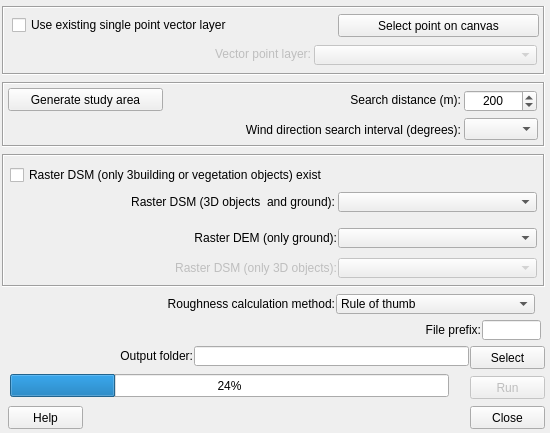
Old version of the form ImageMorphParmsPoint/imagemorphparmspoint_v1_dialog_base.ui in the repository UMEP-dev/UMEP.
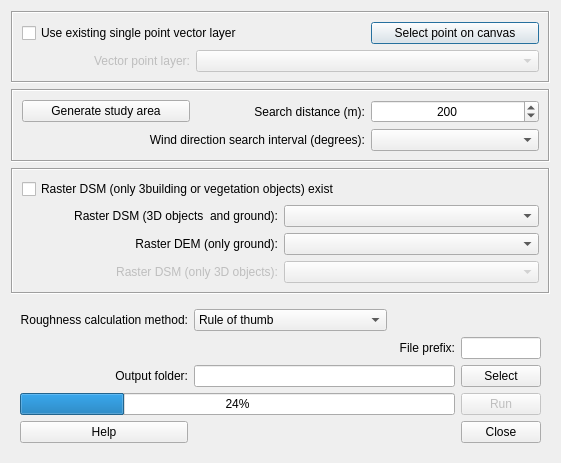
New version of the form.

```diff
--- a/ImageMorphParmsPoint/imagemorphparmspoint_v1_dialog_base.ui
+++ b/ImageMorphParmsPoint/imagemorphparmspoint_v1_dialog_base.ui
@@ -10,7 +10,7 @@
     <x>0</x>
     <y>0</y>
     <width>550</width>
-    <height>433</height>
+    <height>451</height>
    </rect>
   </property>
   <property name="sizePolicy">
@@ -28,252 +28,18 @@
   <property name="windowTitle">
    <string>Image Morphometric Parameters</string>
   </property>
-  <widget class="QPushButton" name="runButton">
-   <property name="enabled">
-    <bool>false</bool>
-   </property>
-   <property name="geometry">
-    <rect>
-     <x>470</x>
-     <y>376</y>
-     <width>75</width>
-     <height>23</height>
-    </rect>
-   </property>
-   <property name="text">
-    <string>Run</string>
-   </property>
-  </widget>
-  <widget class="QProgressBar" name="progressBar">
-   <property name="geometry">
-    <rect>
-     <x>10</x>
-     <y>374</y>
-     <width>439</width>
-     <height>23</height>
-    </rect>
-   </property>
-   <property name="value">
-    <number>24</number>
-   </property>
-  </widget>
-  <widget class="QPushButton" name="pushButtonSave">
-   <property name="geometry">
-    <rect>
-     <x>470</x>
-     <y>346</y>
-     <width>75</width>
-     <height>23</height>
-    </rect>
-   </property>
-   <property name="text">
-    <string>Select</string>
-   </property>
-  </widget>
-  <widget class="QLabel" name="label_5">
-   <property name="geometry">
-    <rect>
-     <x>10</x>
-     <y>348</y>
-     <width>183</width>
-     <height>16</height>
-    </rect>
-   </property>
-   <property name="text">
-    <string>Output folder:</string>
-   </property>
-   <property name="alignment">
-    <set>Qt::AlignRight|Qt::AlignTrailing|Qt::AlignVCenter</set>
-   </property>
-  </widget>
-  <widget class="QLineEdit" name="textOutput">
-   <property name="geometry">
-    <rect>
-     <x>194</x>
-     <y>346</y>
-     <width>275</width>
-     <height>20</height>
-    </rect>
-   </property>
-  </widget>
-  <widget class="QFrame" name="frame">
-   <property name="geometry">
-    <rect>
-     <x>2</x>
-     <y>154</y>
-     <width>543</width>
-     <height>133</height>
-    </rect>
-   </property>
-   <property name="frameShape">
-    <enum>QFrame::Box</enum>
-   </property>
-   <property name="frameShadow">
-    <enum>QFrame::Sunken</enum>
-   </property>
-   <widget class="QComboBox" name="comboBox_DSMbuild">
-    <property name="enabled">
-     <bool>false</bool>
-    </property>
-    <property name="geometry">
-     <rect>
-      <x>336</x>
-      <y>104</y>
-      <width>199</width>
-      <height>20</height>
-     </rect>
-    </property>
-   </widget>
-   <widget class="QLabel" name="label_2">
-    <property name="geometry">
-     <rect>
-      <x>4</x>
-      <y>40</y>
-      <width>329</width>
-      <height>16</height>
-     </rect>
-    </property>
-    <property name="text">
-     <string>Raster DSM (3D objects  and ground):</string>
-    </property>
-    <property name="alignment">
-     <set>Qt::AlignRight|Qt::AlignTrailing|Qt::AlignVCenter</set>
-    </property>
-    <property name="buddy">
-     <cstring>comboBox_DSMbuildground</cstring>
-    </property>
-   </widget>
-   <widget class="QLabel" name="label_4">
-    <property name="enabled">
-     <bool>false</bool>
-    </property>
-    <property name="geometry">
-     <rect>
-      <x>10</x>
-      <y>106</y>
-      <width>325</width>
-      <height>16</height>
-     </rect>
-    </property>
-    <property name="text">
-     <string>Raster DSM (only 3D objects):</string>
-    </property>
-    <property name="alignment">
-     <set>Qt::AlignRight|Qt::AlignTrailing|Qt::AlignVCenter</set>
-    </property>
-    <property name="buddy">
-     <cstring>comboBox_DSMbuild</cstring>
-    </property>
-   </widget>
-   <widget class="QComboBox" name="comboBox_DSMbuildground">
-    <property name="geometry">
-     <rect>
-      <x>336</x>
-      <y>38</y>
-      <width>199</width>
-      <height>20</height>
-     </rect>
-    </property>
-   </widget>
-   <widget class="QLabel" name="label_3">
-    <property name="geometry">
-     <rect>
-      <x>4</x>
-      <y>76</y>
-      <width>331</width>
-      <height>16</height>
-     </rect>
-    </property>
-    <property name="text">
-     <string>Raster DEM (only ground):</string>
-    </property>
-    <property name="alignment">
-     <set>Qt::AlignRight|Qt::AlignTrailing|Qt::AlignVCenter</set>
-    </property>
-    <property name="buddy">
-     <cstring>comboBox_DEM</cstring>
-    </property>
-   </widget>
-   <widget class="QComboBox" name="comboBox_DEM">
-    <property name="geometry">
-     <rect>
-      <x>336</x>
-      <y>74</y>
-      <width>199</width>
-      <height>20</height>
-     </rect>
-    </property>
-   </widget>
-   <widget class="QCheckBox" name="checkBoxOnlyBuilding">
-    <property name="geometry">
-     <rect>
-      <x>8</x>
-      <y>12</y>
-      <width>437</width>
-      <height>18</height>
-     </rect>
-    </property>
-    <property name="layoutDirection">
-     <enum>Qt::LeftToRight</enum>
-    </property>
-    <property name="text">
-     <string>Raster DSM (only 3building or vegetation objects) exist</string>
-    </property>
-   </widget>
-  </widget>
-  <widget class="QPushButton" name="closeButton">
-   <property name="enabled">
-    <bool>true</bool>
-   </property>
-   <property name="geometry">
-    <rect>
-     <x>470</x>
-     <y>406</y>
-     <width>75</width>
-     <height>23</height>
-    </rect>
-   </property>
-   <property name="text">
-    <string>Close</string>
-   </property>
-  </widget>
-  <widget class="QPushButton" name="helpButton">
-   <property name="geometry">
-    <rect>
-     <x>8</x>
-     <y>406</y>
-     <width>75</width>
-     <height>23</height>
-    </rect>
-   </property>
-   <property name="text">
-    <string>Help</string>
-   </property>
-  </widget>
+  <layout class="QVBoxLayout" name="verticalLayout">
+   <item>
   <widget class="QFrame" name="frame_2">
-   <property name="geometry">
-    <rect>
-     <x>2</x>
-     <y>6</y>
-     <width>543</width>
-     <height>69</height>
-    </rect>
-   </property>
    <property name="frameShape">
     <enum>QFrame::Box</enum>
    </property>
    <property name="frameShadow">
     <enum>QFrame::Sunken</enum>
    </property>
+     <layout class="QGridLayout" name="gridLayout_2">
+      <item row="0" column="0" colspan="2">
    <widget class="QCheckBox" name="checkBoxVectorLayer">
-    <property name="geometry">
-     <rect>
-      <x>10</x>
-      <y>10</y>
-      <width>325</width>
-      <height>18</height>
-     </rect>
-    </property>
     <property name="layoutDirection">
      <enum>Qt::LeftToRight</enum>
     </property>
@@ -281,18 +47,44 @@
      <string>Use existing single point vector layer</string>
     </property>
    </widget>
+      </item>
+      <item row="0" column="2">
+       <widget class="QPushButton" name="selectpoint">
+        <property name="contextMenuPolicy">
+         <enum>Qt::DefaultContextMenu</enum>
+        </property>
+        <property name="toolTip">
+         <string>Select point on canvas</string>
+        </property>
+        <property name="whatsThis">
+         <string>Select a point on the canvas &lt;a href=README.html&gt; Click here for more info! &lt;/a href&gt;</string>
+        </property>
+        <property name="text">
+         <string>Select point on canvas</string>
+        </property>
+       </widget>
+      </item>
+      <item row="1" column="0">
+       <widget class="QLabel" name="label_6">
+        <property name="enabled">
+         <bool>false</bool>
+        </property>
+        <property name="text">
+         <string>Vector point layer:</string>
+        </property>
+        <property name="alignment">
+         <set>Qt::AlignRight|Qt::AlignTrailing|Qt::AlignVCenter</set>
+        </property>
+        <property name="buddy">
+         <cstring>comboBox_Point</cstring>
+        </property>
+       </widget>
+      </item>
+      <item row="1" column="1" colspan="2">
    <widget class="QComboBox" name="comboBox_Point">
     <property name="enabled">
      <bool>false</bool>
     </property>
-    <property name="geometry">
-     <rect>
-      <x>312</x>
-      <y>39</y>
-      <width>223</width>
-      <height>20</height>
-     </rect>
-    </property>
     <property name="toolTip">
      <string>&lt;!DOCTYPE HTML PUBLIC &quot;-//W3C//DTD HTML 4.0//EN&quot; &quot;http://www.w3.org/TR/REC-html40/strict.dtd&quot;&gt;
 &lt;html&gt;&lt;head&gt;&lt;meta name=&quot;qrichtext&quot; content=&quot;1&quot; /&gt;&lt;style type=&quot;text/css&quot;&gt;
@@ -301,91 +93,21 @@
 &lt;p style=&quot; margin-top:0px; margin-bottom:0px; margin-left:0px; margin-right:0px; -qt-block-indent:0; text-indent:0px;&quot;&gt;&lt;span style=&quot; font-size:8pt;&quot;&gt;This Polygon layer could include one single or mutiple squares &lt;/span&gt;&lt;/p&gt;&lt;/body&gt;&lt;/html&gt;</string>
     </property>
    </widget>
-   <widget class="QPushButton" name="selectpoint">
-    <property name="geometry">
-     <rect>
-      <x>336</x>
-      <y>8</y>
-      <width>201</width>
-      <height>23</height>
-     </rect>
-    </property>
-    <property name="contextMenuPolicy">
-     <enum>Qt::DefaultContextMenu</enum>
-    </property>
-    <property name="toolTip">
-     <string>Select point on canvas</string>
-    </property>
-    <property name="whatsThis">
-     <string>Select a point on the canvas &lt;a href=README.html&gt; Click here for more info! &lt;/a href&gt;</string>
-    </property>
-    <property name="text">
-     <string>Select point on canvas</string>
-    </property>
-   </widget>
-   <widget class="QLabel" name="label_6">
-    <property name="enabled">
-     <bool>false</bool>
-    </property>
-    <property name="geometry">
-     <rect>
-      <x>90</x>
-      <y>40</y>
-      <width>219</width>
-      <height>16</height>
-     </rect>
-    </property>
-    <property name="text">
-     <string>Vector point layer:</string>
-    </property>
-    <property name="alignment">
-     <set>Qt::AlignRight|Qt::AlignTrailing|Qt::AlignVCenter</set>
-    </property>
-    <property name="buddy">
-     <cstring>comboBox_Point</cstring>
-    </property>
-   </widget>
-  </widget>
+      </item>
+     </layout>
+    </widget>
+   </item>
+   <item>
   <widget class="QFrame" name="frame_3">
-   <property name="geometry">
-    <rect>
-     <x>2</x>
-     <y>82</y>
-     <width>543</width>
-     <height>65</height>
-    </rect>
-   </property>
    <property name="frameShape">
     <enum>QFrame::Box</enum>
    </property>
    <property name="frameShadow">
     <enum>QFrame::Sunken</enum>
    </property>
-   <widget class="QLabel" name="label_8">
-    <property name="geometry">
-     <rect>
-      <x>18</x>
-      <y>40</y>
-      <width>441</width>
-      <height>16</height>
-     </rect>
-    </property>
-    <property name="text">
-     <string>Wind direction search interval (degrees):</string>
-    </property>
-    <property name="alignment">
-     <set>Qt::AlignRight|Qt::AlignTrailing|Qt::AlignVCenter</set>
-    </property>
-   </widget>
+     <layout class="QGridLayout" name="gridLayout">
+      <item row="0" column="0">
    <widget class="QPushButton" name="generateArea">
-    <property name="geometry">
-     <rect>
-      <x>6</x>
-      <y>6</y>
-      <width>155</width>
-      <height>23</height>
-     </rect>
-    </property>
     <property name="contextMenuPolicy">
      <enum>Qt::DefaultContextMenu</enum>
     </property>
@@ -399,15 +121,19 @@
      <string>Generate study area</string>
     </property>
    </widget>
+      </item>
+      <item row="0" column="1">
+       <widget class="QLabel" name="label">
+        <property name="text">
+         <string>Search distance (m):</string>
+        </property>
+        <property name="alignment">
+         <set>Qt::AlignRight|Qt::AlignTrailing|Qt::AlignVCenter</set>
+        </property>
+       </widget>
+      </item>
+      <item row="0" column="2">
    <widget class="QSpinBox" name="spinBox">
-    <property name="geometry">
-     <rect>
-      <x>462</x>
-      <y>8</y>
-      <width>73</width>
-      <height>22</height>
-     </rect>
-    </property>
     <property name="alignment">
      <set>Qt::AlignCenter</set>
     </property>
@@ -424,42 +150,111 @@
      <number>200</number>
     </property>
    </widget>
-   <widget class="QLabel" name="label">
-    <property name="geometry">
-     <rect>
-      <x>186</x>
-      <y>10</y>
-      <width>273</width>
-      <height>16</height>
-     </rect>
-    </property>
+      </item>
+      <item row="1" column="0" colspan="2">
+       <widget class="QLabel" name="label_8">
+        <property name="text">
+         <string>Wind direction search interval (degrees):</string>
+        </property>
+        <property name="alignment">
+         <set>Qt::AlignRight|Qt::AlignTrailing|Qt::AlignVCenter</set>
+        </property>
+       </widget>
+      </item>
+      <item row="1" column="2">
+       <widget class="QComboBox" name="degreeBox"/>
+      </item>
+     </layout>
+    </widget>
+   </item>
+   <item>
+    <widget class="QFrame" name="frame">
+     <property name="frameShape">
+      <enum>QFrame::Box</enum>
+     </property>
+     <property name="frameShadow">
+      <enum>QFrame::Sunken</enum>
+     </property>
+     <layout class="QGridLayout" name="gridLayout_3">
+      <item row="0" column="0" colspan="2">
+       <widget class="QCheckBox" name="checkBoxOnlyBuilding">
+        <property name="layoutDirection">
+         <enum>Qt::LeftToRight</enum>
+        </property>
     <property name="text">
-     <string>Search distance (m):</string>
-    </property>
+         <string>Raster DSM (only 3building or vegetation objects) exist</string>
+        </property>
+       </widget>
+      </item>
+      <item row="1" column="0">
+       <widget class="QLabel" name="label_2">
+        <property name="text">
+         <string>Raster DSM (3D objects  and ground):</string>
+        </property>
     <property name="alignment">
      <set>Qt::AlignRight|Qt::AlignTrailing|Qt::AlignVCenter</set>
     </property>
-   </widget>
-   <widget class="QComboBox" name="degreeBox">
-    <property name="geometry">
-     <rect>
-      <x>462</x>
-      <y>36</y>
-      <width>74</width>
-      <height>22</height>
-     </rect>
-    </property>
-   </widget>
-  </widget>
+        <property name="buddy">
+         <cstring>comboBox_DSMbuildground</cstring>
+        </property>
+       </widget>
+      </item>
+      <item row="1" column="1">
+       <widget class="QComboBox" name="comboBox_DSMbuildground"/>
+      </item>
+      <item row="2" column="0">
+       <widget class="QLabel" name="label_3">
+        <property name="text">
+         <string>Raster DEM (only ground):</string>
+        </property>
+        <property name="alignment">
+         <set>Qt::AlignRight|Qt::AlignTrailing|Qt::AlignVCenter</set>
+        </property>
+        <property name="buddy">
+         <cstring>comboBox_DEM</cstring>
+        </property>
+       </widget>
+      </item>
+      <item row="2" column="1">
+       <widget class="QComboBox" name="comboBox_DEM"/>
+      </item>
+      <item row="3" column="0">
+       <widget class="QLabel" name="label_4">
+        <property name="enabled">
+         <bool>false</bool>
+        </property>
+        <property name="text">
+         <string>Raster DSM (only 3D objects):</string>
+        </property>
+        <property name="alignment">
+         <set>Qt::AlignRight|Qt::AlignTrailing|Qt::AlignVCenter</set>
+        </property>
+        <property name="buddy">
+         <cstring>comboBox_DSMbuild</cstring>
+        </property>
+       </widget>
+      </item>
+      <item row="3" column="1">
+       <widget class="QComboBox" name="comboBox_DSMbuild">
+        <property name="enabled">
+         <bool>false</bool>
+        </property>
+       </widget>
+      </item>
+     </layout>
+    </widget>
+   </item>
+   <item>
+    <widget class="QFrame" name="frame_4">
+     <property name="frameShape">
+      <enum>QFrame::NoFrame</enum>
+     </property>
+     <property name="frameShadow">
+      <enum>QFrame::Raised</enum>
+     </property>
+     <layout class="QGridLayout" name="gridLayout_4">
+      <item row="1" column="3">
   <widget class="QLabel" name="label_9">
-   <property name="geometry">
-    <rect>
-     <x>366</x>
-     <y>322</y>
-     <width>115</width>
-     <height>16</height>
-    </rect>
-   </property>
    <property name="text">
     <string>File prefix:</string>
    </property>
@@ -467,25 +262,66 @@
     <set>Qt::AlignRight|Qt::AlignTrailing|Qt::AlignVCenter</set>
    </property>
   </widget>
-  <widget class="QLineEdit" name="textOutput_prefix">
-   <property name="geometry">
-    <rect>
-     <x>482</x>
-     <y>320</y>
-     <width>59</width>
-     <height>20</height>
-    </rect>
-   </property>
-  </widget>
+      </item>
+      <item row="1" column="4">
+       <widget class="QLineEdit" name="textOutput_prefix"/>
+      </item>
+      <item row="2" column="4">
+       <widget class="QPushButton" name="pushButtonSave">
+        <property name="text">
+         <string>Select</string>
+        </property>
+       </widget>
+      </item>
+      <item row="3" column="0" colspan="4">
+       <widget class="QProgressBar" name="progressBar">
+        <property name="value">
+         <number>24</number>
+        </property>
+       </widget>
+      </item>
+      <item row="3" column="4">
+       <widget class="QPushButton" name="runButton">
+        <property name="enabled">
+         <bool>false</bool>
+        </property>
+        <property name="text">
+         <string>Run</string>
+        </property>
+       </widget>
+      </item>
+      <item row="4" column="0">
+       <widget class="QPushButton" name="helpButton">
+        <property name="text">
+         <string>Help</string>
+        </property>
+       </widget>
+      </item>
+      <item row="4" column="4">
+       <widget class="QPushButton" name="closeButton">
+        <property name="enabled">
+         <bool>true</bool>
+        </property>
+        <property name="text">
+         <string>Close</string>
+        </property>
+       </widget>
+      </item>
+      <item row="0" column="0">
+       <widget class="QLabel" name="label_7">
+        <property name="text">
+         <string>Roughness calculation method:</string>
+        </property>
+        <property name="alignment">
+         <set>Qt::AlignRight|Qt::AlignTrailing|Qt::AlignVCenter</set>
+        </property>
+        <property name="buddy">
+         <cstring>comboBox_DEM</cstring>
+        </property>
+       </widget>
+      </item>
+      <item row="0" column="1">
   <widget class="QComboBox" name="comboBox_Roughness">
-   <property name="geometry">
-    <rect>
-     <x>336</x>
-     <y>294</y>
-     <width>199</width>
-     <height>20</height>
-    </rect>
-   </property>
    <item>
     <property name="text">
      <string>Rule of thumb</string>
@@ -517,39 +353,24 @@
     </property>
    </item>
   </widget>
-  <widget class="QLabel" name="label_7">
-   <property name="geometry">
-    <rect>
-     <x>4</x>
-     <y>296</y>
-     <width>331</width>
-     <height>16</height>
-    </rect>
-   </property>
+      </item>
+      <item row="2" column="0">
+       <widget class="QLabel" name="label_5">
    <property name="text">
-    <string>Roughness calculation method:</string>
+         <string>Output folder:</string>
    </property>
    <property name="alignment">
     <set>Qt::AlignRight|Qt::AlignTrailing|Qt::AlignVCenter</set>
    </property>
-   <property name="buddy">
-    <cstring>comboBox_DEM</cstring>
-   </property>
-  </widget>
-  <zorder>frame</zorder>
-  <zorder>runButton</zorder>
-  <zorder>progressBar</zorder>
-  <zorder>pushButtonSave</zorder>
-  <zorder>label_5</zorder>
-  <zorder>textOutput</zorder>
-  <zorder>closeButton</zorder>
-  <zorder>helpButton</zorder>
-  <zorder>frame_2</zorder>
-  <zorder>frame_3</zorder>
-  <zorder>label_9</zorder>
-  <zorder>textOutput_prefix</zorder>
-  <zorder>comboBox_Roughness</zorder>
-  <zorder>label_7</zorder>
+       </widget>
+      </item>
+      <item row="2" column="1" colspan="3">
+       <widget class="QLineEdit" name="textOutput"/>
+      </item>
+     </layout>
+    </widget>
+   </item>
+  </layout>
  </widget>
  <resources/>
  <connections>
```
Left out of the diff: 78 changed lines with no effect on the pictures. Lines whose indentation alone changed are shown as unchanged.
